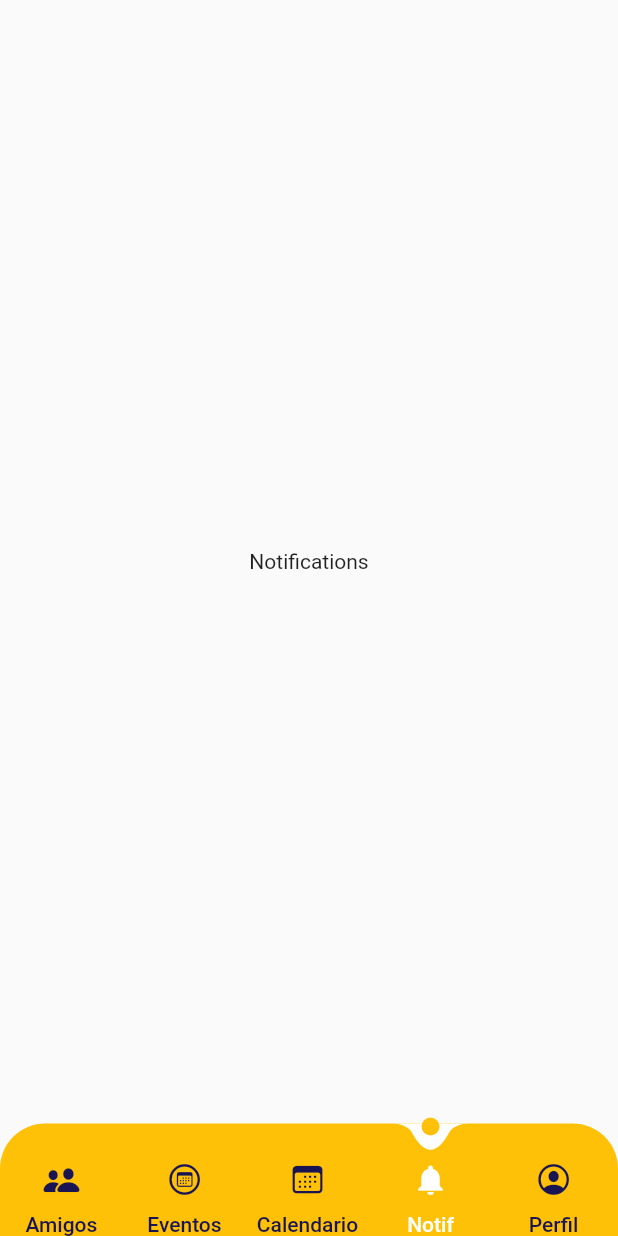
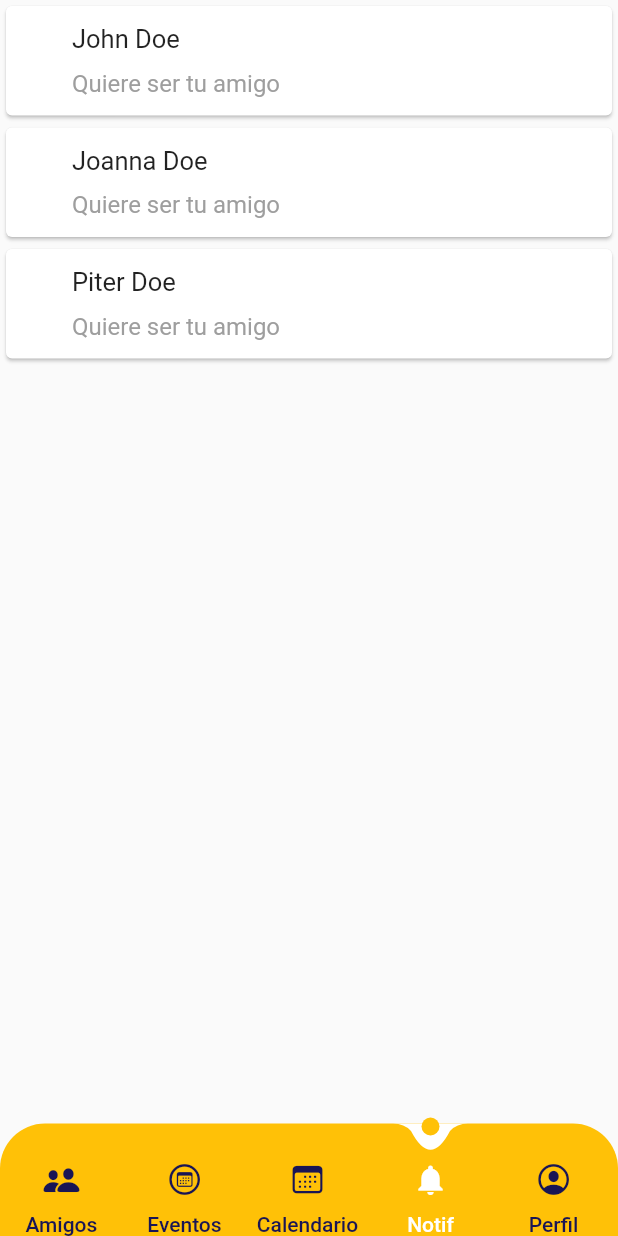
Before and after one commit to karou1182001/AppMovilRU, a Flutter app: the screen it shows after launch, item 4 of the bottom bar chosen, on a phone screen of 412 x 824 dp. Run offline on Flutter 3.47's test engine with Material 2 defaults, Android fonts, the phone set to English and light mode, and no system bars; our stand-ins replace get, syncfusion_flutter_calendar.

Commit message:
Notifications updated

```diff
--- a/lib/ui/pages/friends.dart
+++ b/lib/ui/pages/friends.dart
@@ -19,8 +19,8 @@ class _FriendsState extends State<Friends> {
     );
   }
 
-  Widget getBody(){
-    if (widgetType == 0){
+  Widget getBody() {
+    if (widgetType == 0) {
       return ListView(
         children: [
           getCard(),
@@ -29,13 +29,12 @@ class _FriendsState extends State<Friends> {
           getCard(),
         ],
       );
-    }else{
-      return getFriendWidget(actualFriendName,actualFriendMail);
+    } else {
+      return getFriendWidget(actualFriendName, actualFriendMail);
+    }
   }
 
-  }
-
-  void getFriendInfo(String fullName,String email){
+  void getFriendInfo(String fullName, String email) {
     setState(() {
       widgetType = 1;
       actualFriendName = fullName;
@@ -43,35 +42,30 @@ class _FriendsState extends State<Friends> {
     });
   }
 
-  Widget getFriendWidget(String name,String email){
-
-    return  Row(
+  Widget getFriendWidget(String name, String email) {
+    return Row(
       children: <Widget>[
         Text(name),
         Text(email),
       ],
     );
-
   }
 
-  Widget getCard(){
+  Widget getCard() {
     String fullName = "Alejandro Vertel";
     String email = "vertel@uninorte.edu.co";
     return GestureDetector(
-      onTap:() =>  setState(() {
+        onTap: () => setState(() {
               widgetType = 1;
-        getFriendInfo(fullName,email);
+              getFriendInfo(fullName, email);
             }),
-      child:
-      Card(
+        child: Card(
           child: Padding(
             padding: const EdgeInsets.all(8.0),
             child: ListTile(
               title: Row(
                 children: <Widget>[
-                Container(
-
-                ),
+                  Container(),
                   SizedBox(width: 20),
                   Column(
                     crossAxisAlignment: CrossAxisAlignment.start,
@@ -94,10 +88,6 @@ class _FriendsState extends State<Friends> {
               ),
             ),
           ),
-      )
-    );
-
-
-
+        ));
   }
 }
--- a/lib/ui/pages/notifications.dart
+++ b/lib/ui/pages/notifications.dart
@@ -1,15 +1,49 @@
 import 'package:app_ru/domain/constants/color.dart';
 import 'package:flutter/material.dart';
 
-class Notifications extends StatelessWidget {
+class Notifications extends StatefulWidget {
   const Notifications({Key? key}) : super(key: key);
 
   @override
+  State<Notifications> createState() => _NotificationsState();
+}
+
+class _NotificationsState extends State<Notifications> {
+  @override
   Widget build(BuildContext context) {
-    return const Scaffold(
-      body: Center(
-        child: Text("Notifications"),
+    return Scaffold(
+        body: ListView(children: [getCard('John Doe'), getCard('Joanna Doe'), getCard('Piter Doe')]));
+  }
+
+  Widget getCard(String username) {
+    return Card(
+        child: Padding(
+      padding: EdgeInsets.all(8.0),
+      child: ListTile(
+        title: Row(
+          children: <Widget>[
+            Container(),
+            SizedBox(width: 20),
+            Column(
+              crossAxisAlignment: CrossAxisAlignment.start,
+              children: <Widget>[
+                Text(
+                  "$username",
+                  style: TextStyle(fontSize: 17),
+                ),
+                SizedBox(height: 10),
+                Container(
+                  width: 250,
+                  child: Text(
+                    "Quiere ser tu amigo",
+                    style: TextStyle(color: Colors.grey),
+                  ),
+                ),
+              ],
+            )
+          ],
+        ),
       ),
-    );
+    ));
   }
 }
--- a/lib/ui/pages/profile.dart
+++ b/lib/ui/pages/profile.dart
@@ -36,7 +36,7 @@ class _ProfileState extends State<Profile> {
                     backgroundImage: AssetImage('assets/profile_example.jpg'))),
             SizedBox(height: 10),
             //Nombre del usuario
-            Text('John Doe', style: generalText(Colors.black, 18)),
+            Text('John Doe', style: generalText(Colors.black, 20)),
             SizedBox(height: 15),
             //Descripción
             Text('Me gustan las películas de suspenso y los libros',
```
Lines whose indentation alone changed are shown as unchanged.
